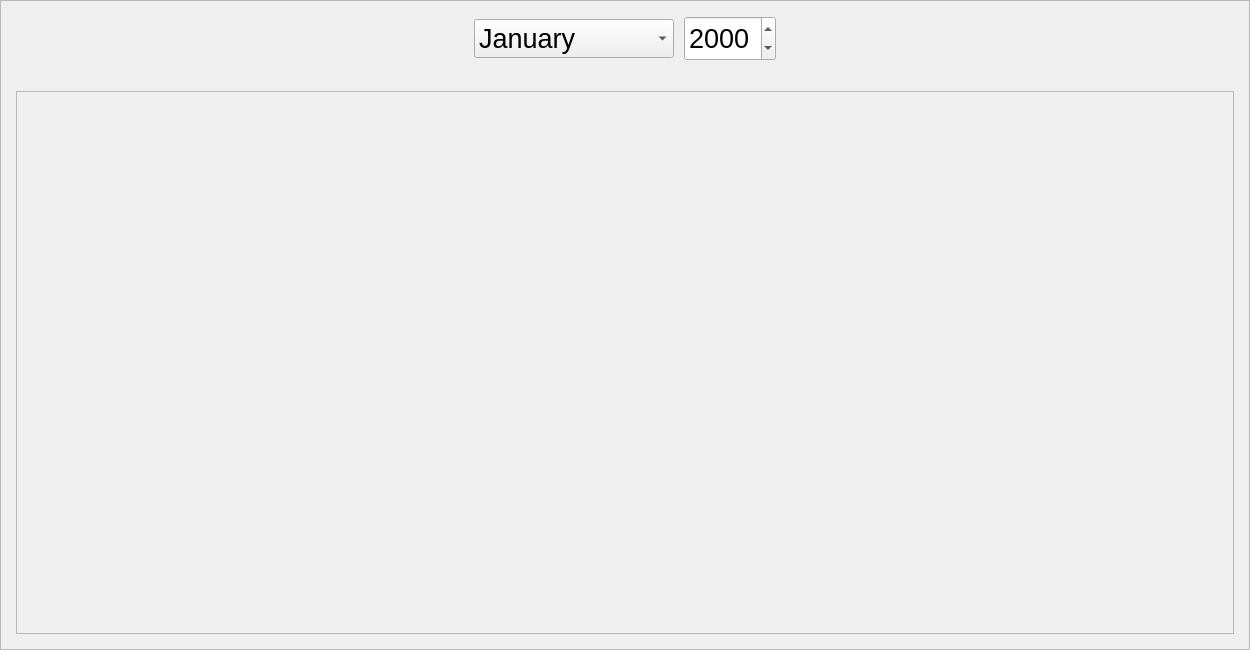
The window that src/gui/diaryentryviewer.ui (someretical/TheoreticalDiary) describes before a commit, drawn with Qt 5.
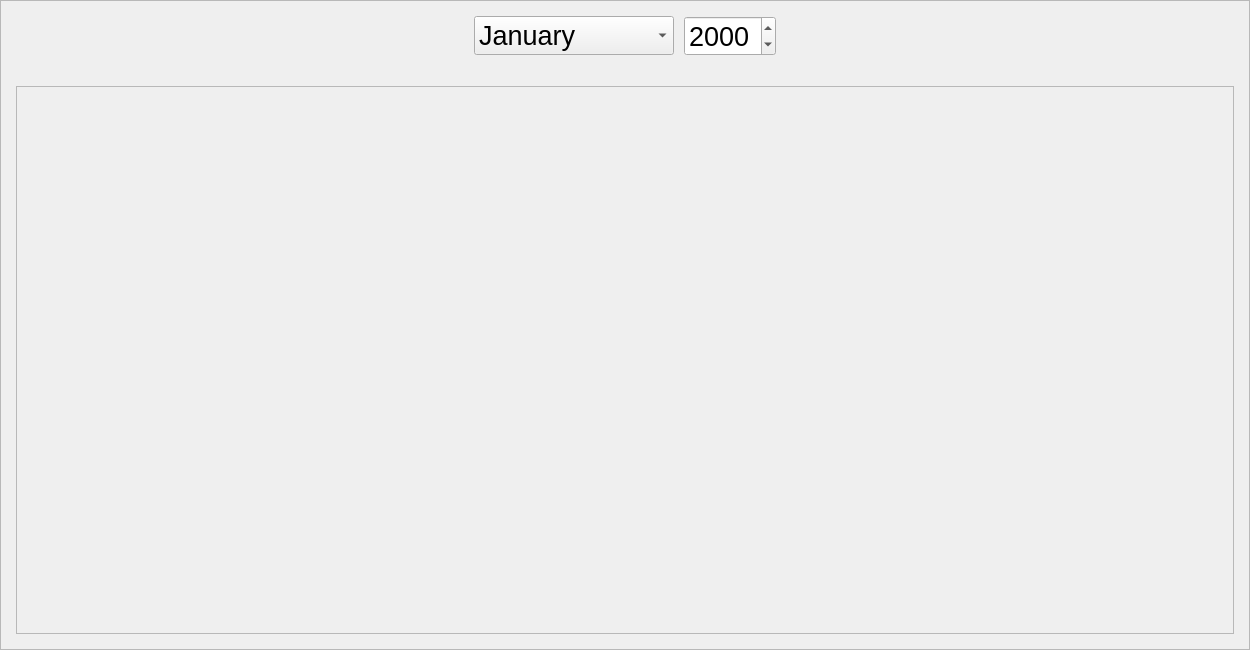
The same window after the commit.

```diff
--- a/src/gui/diaryentryviewer.ui
+++ b/src/gui/diaryentryviewer.ui
@@ -204,12 +204,6 @@
         </item>
         <item row="0" column="4">
          <widget class="QDateEdit" name="year_edit">
-          <property name="minimumSize">
-           <size>
-            <width>0</width>
-            <height>45</height>
-           </size>
-          </property>
           <property name="font">
            <font>
             <pointsize>20</pointsize>
```
